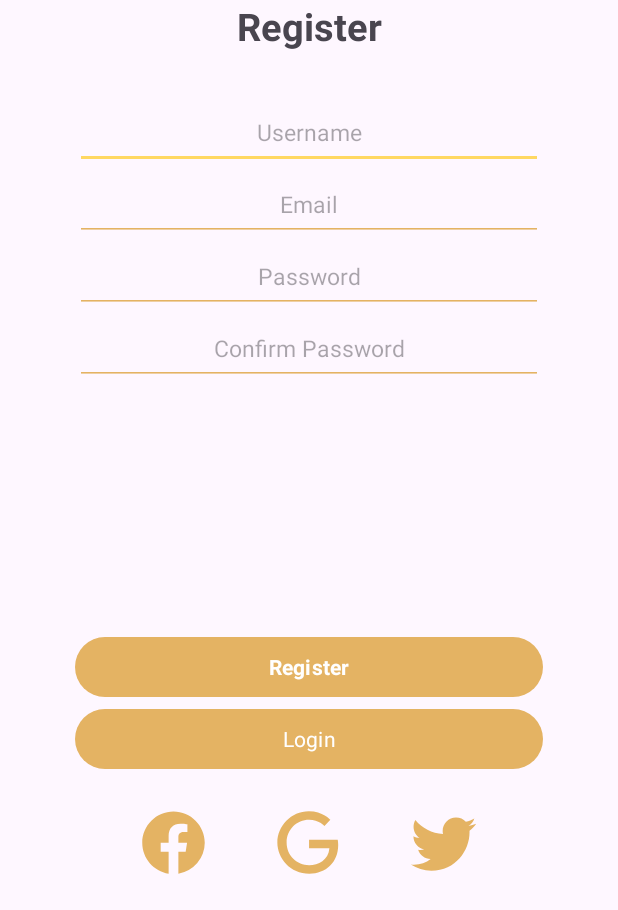
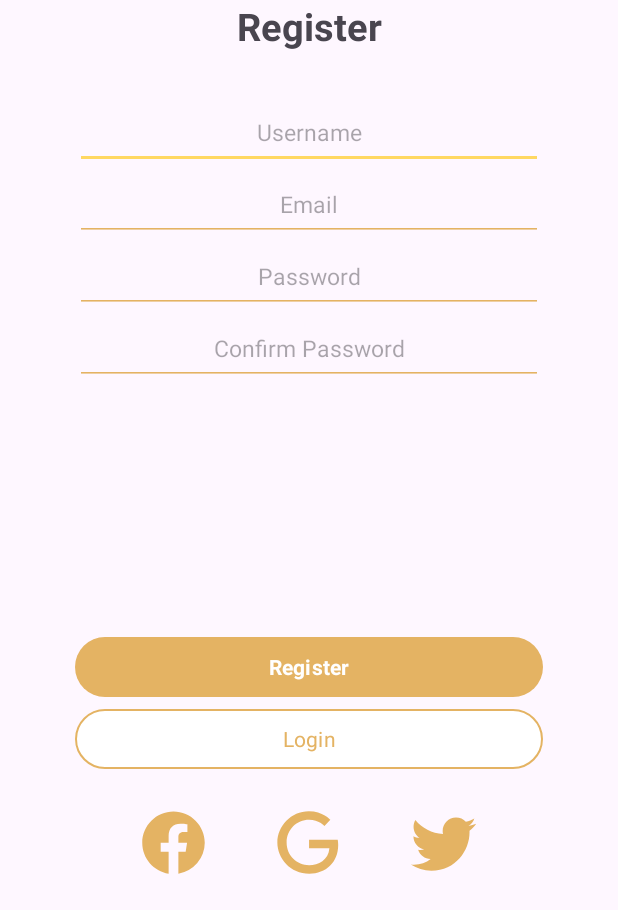
Before and after one commit to GReturn/BuzyPC, an Android app: the RegisterActivity screen opened directly, with no data from a screen before it, on a phone screen of 412 x 824 dp, the part 326-1236 px from its top. Run offline under Robolectric (Android 15) with nearby library versions, the phone set to English and light mode, and no system bars; Roboto replaces fonts that are not available here.

Commit message:
feat: updated logout prompt, register, and login activities
The changes apply styling to buttons in `activity_logout_prompt.xml`, `activity_register.xml`, and `activity_login.xml`.
Buttons are changed to use `MaterialButton` and now have colored outlines and text to align with the apps color theme.

```diff
--- a/app/src/main/res/layout/activity_login.xml
+++ b/app/src/main/res/layout/activity_login.xml
@@ -126,6 +126,11 @@
         android:textAlignment="center"
         android:textStyle="bold"
 
+        android:backgroundTint="?attr/colorOnPrimary"
+        android:textColor="?attr/colorPrimary"
+        app:strokeWidth="1dp"
+        app:strokeColor="?attr/colorPrimary"
+
         app:layout_constraintBottom_toTopOf="@+id/linearLayout"
         app:layout_constraintEnd_toEndOf="parent"
         app:layout_constraintHorizontal_bias="0.494"
--- a/app/src/main/res/layout/activity_logout_prompt.xml
+++ b/app/src/main/res/layout/activity_logout_prompt.xml
@@ -49,6 +49,11 @@
         android:textStyle="bold"
         android:layout_below="@id/confirmLogoutButton"
         android:layout_marginHorizontal="50dp"
+
+        android:backgroundTint="?attr/colorOnPrimary"
+        android:textColor="?attr/colorPrimary"
+        app:strokeWidth="1dp"
+        app:strokeColor="?attr/colorPrimary"
         />
 
 
--- a/app/src/main/res/layout/activity_register.xml
+++ b/app/src/main/res/layout/activity_register.xml
@@ -117,13 +117,18 @@
         app:layout_constraintTop_toBottomOf="@+id/edittext_password" />
 
 
-    <Button
+    <com.google.android.material.button.MaterialButton
         android:id="@+id/loginButton"
         android:layout_width="match_parent"
         android:layout_height="wrap_content"
         android:layout_marginHorizontal="50dp"
         android:fontFamily="@font/ubuntu_bold"
         android:text="@string/login"
+
+        android:backgroundTint="?attr/colorOnPrimary"
+        android:textColor="?attr/colorPrimary"
+        app:strokeWidth="1dp"
+        app:strokeColor="?attr/colorPrimary"
 
         app:layout_constraintBottom_toTopOf="@+id/linearLayout"
         app:layout_constraintEnd_toEndOf="parent"
```
